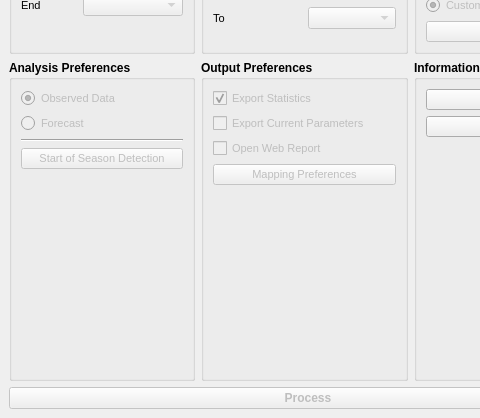
Before: the Qt Designer form ui/smpg_dialog_base.ui in JuanPDiazL/SMPG, drawn with Qt 5; both pictures show x 0 to 480 and y 315 to 733 of the 616 by 733 pixel window.
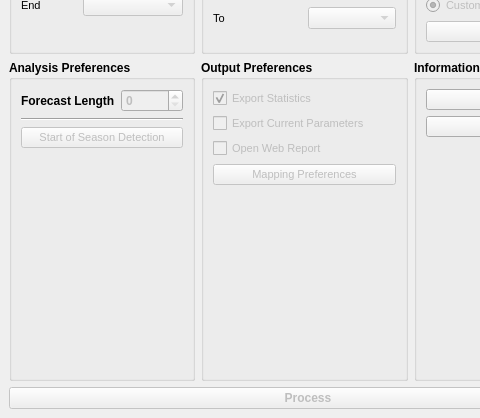
After: the same form once the commit is applied. Icons and pictures are not drawn.

Commit message: implement longer forecast

What changed in the file:
```diff
--- a/ui/smpg_dialog_base.ui
+++ b/ui/smpg_dialog_base.ui
@@ -296,7 +296,48 @@
          <string>Analysis Preferences</string>
         </property>
         <layout class="QGridLayout" name="gridLayout_9">
-         <item row="4" column="0">
+         <item row="0" column="1">
+          <widget class="QSpinBox" name="forecastLengthSpinBox">
+           <property name="enabled">
+            <bool>false</bool>
+           </property>
+           <property name="maximum">
+            <number>3</number>
+           </property>
+          </widget>
+         </item>
+         <item row="0" column="0">
+          <widget class="QLabel" name="label">
+           <property name="text">
+            <string>Forecast Length</string>
+           </property>
+          </widget>
+         </item>
+         <item row="2" column="0" colspan="2">
+          <widget class="QPushButton" name="rainySeasonDetectionButton">
+           <property name="enabled">
+            <bool>false</bool>
+           </property>
+           <property name="font">
+            <font>
+             <pointsize>8</pointsize>
+             <weight>50</weight>
+             <bold>false</bold>
+            </font>
+           </property>
+           <property name="text">
+            <string>Start of Season Detection</string>
+           </property>
+          </widget>
+         </item>
+         <item row="1" column="0" colspan="2">
+          <widget class="Line" name="line_2">
+           <property name="orientation">
+            <enum>Qt::Horizontal</enum>
+           </property>
+          </widget>
+         </item>
+         <item row="3" column="0" colspan="2">
           <spacer name="verticalSpacer_3">
            <property name="orientation">
             <enum>Qt::Vertical</enum>
@@ -309,67 +350,6 @@
            </property>
           </spacer>
          </item>
-         <item row="0" column="0">
-          <widget class="QRadioButton" name="observedDataRadioButton">
-           <property name="enabled">
-            <bool>false</bool>
-           </property>
-           <property name="font">
-            <font>
-             <pointsize>8</pointsize>
-             <weight>50</weight>
-             <bold>false</bold>
-            </font>
-           </property>
-           <property name="text">
-            <string>Observed Data</string>
-           </property>
-           <property name="checked">
-            <bool>true</bool>
-           </property>
-          </widget>
-         </item>
-         <item row="1" column="0">
-          <widget class="QRadioButton" name="forecastRadioButton">
-           <property name="enabled">
-            <bool>false</bool>
-           </property>
-           <property name="font">
-            <font>
-             <pointsize>8</pointsize>
-             <weight>50</weight>
-             <bold>false</bold>
-            </font>
-           </property>
-           <property name="text">
-            <string>Forecast</string>
-           </property>
-          </widget>
-         </item>
-         <item row="3" column="0">
-          <widget class="QPushButton" name="rainySeasonDetectionButton">
-           <property name="enabled">
-            <bool>false</bool>
-           </property>
-           <property name="font">
-            <font>
-             <pointsize>8</pointsize>
-             <weight>50</weight>
-             <bold>false</bold>
-            </font>
-           </property>
-           <property name="text">
-            <string>Start of Season Detection</string>
-           </property>
-          </widget>
-         </item>
-         <item row="2" column="0">
-          <widget class="Line" name="line_2">
-           <property name="orientation">
-            <enum>Qt::Horizontal</enum>
-           </property>
-          </widget>
-         </item>
         </layout>
        </widget>
       </item>
```
The commit also changes 5 other files.
